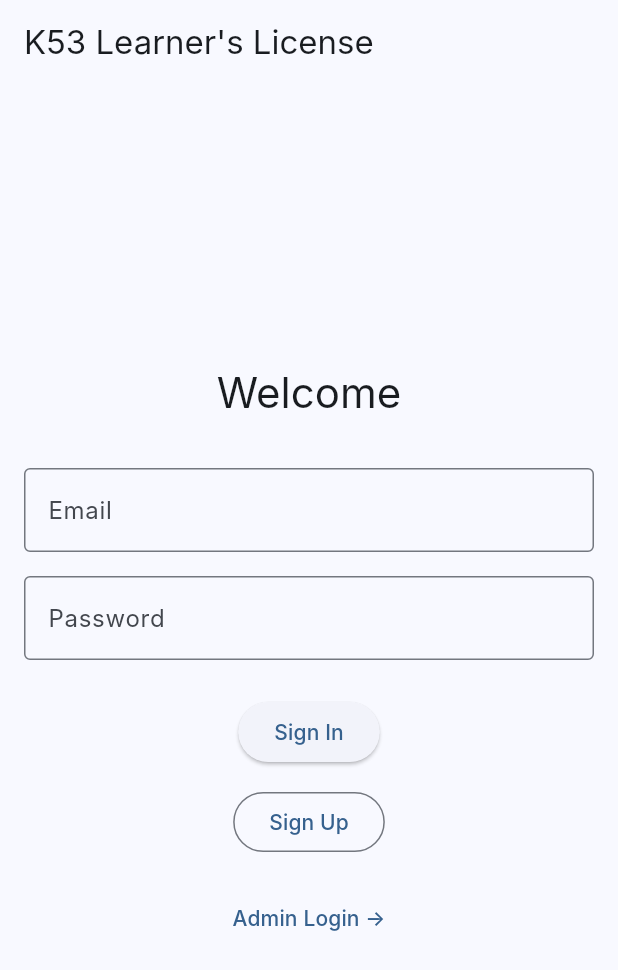
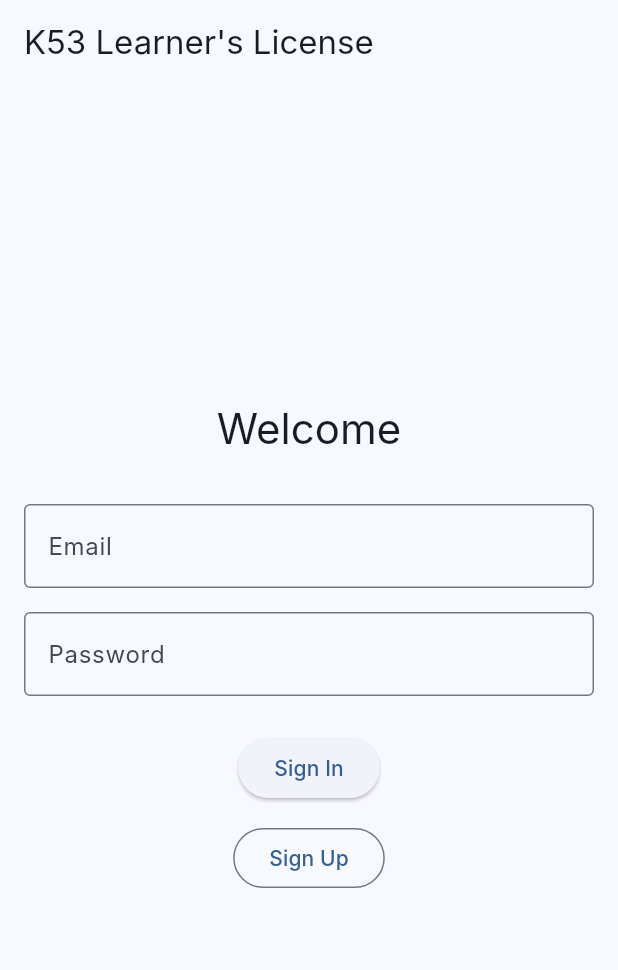
Before and after one commit to sphllzulu/k53app, a Flutter app: the screen it shows after launch, on a phone screen of 412 x 824 dp. Shown: the top 970 px of the screen. Run offline on Flutter 3.47's test engine with Material 3 defaults, Android fonts, the phone set to English and light mode, and no system bars; our stand-ins replace flutter_dotenv, flutter_riverpod, go_router, share_plus, supabase_flutter; accounts and stored records are empty; Roboto replaces fonts that are missing (Inter).

Commit message:
fixed the overflow issues we had on the auth screens and dashboard

```diff
--- a/lib/src/features/admin_auth/presentation/screens/admin_login_screen.dart
+++ b/lib/src/features/admin_auth/presentation/screens/admin_login_screen.dart
@@ -215,10 +215,10 @@ class _AdminLoginScreenState extends ConsumerState<AdminLoginScreen> {
                 child: const Text('← Back to User Login'),
               ),
               const SizedBox(height: 16),
-              OutlinedButton(
-                onPressed: () => context.go('/admin/test'),
-                child: const Text('Debug: Test Admin Access'),
-              ),
+              // OutlinedButton(
+              //   onPressed: () => context.go('/admin/test'),
+              //   child: const Text('Debug: Test Admin Access'),
+              // ),
             ],
           ),
         ),
--- a/lib/src/features/admin_auth/presentation/screens/admin_test_screen.dart
+++ b/lib/src/features/admin_auth/presentation/screens/admin_test_screen.dart
@@ -112,11 +112,11 @@ class _AdminTestScreenState extends ConsumerState<AdminTestScreen> {
               ),
             ),
             const SizedBox(height: 20),
-            if (_userRole != 'admin')
-              ElevatedButton(
-                onPressed: _setAsAdmin,
-                child: const Text('Set as Admin (Debug)'),
-              ),
+            // if (_userRole != 'admin')
+            //   ElevatedButton(
+            //     onPressed: _setAsAdmin,
+            //     child: const Text('Set as Admin (Debug)'),
+            //   ),
             const SizedBox(height: 20),
             ElevatedButton(
               onPressed: () => context.go('/admin/dashboard'),
--- a/lib/src/features/auth/presentation/screens/login_screen.dart
+++ b/lib/src/features/auth/presentation/screens/login_screen.dart
@@ -83,12 +83,18 @@ class _LoginScreenState extends ConsumerState<LoginScreen> {
       appBar: AppBar(
         title: const Text('K53 Learner\'s License'),
       ),
-      body: Padding(
+      body: SingleChildScrollView(
         padding: const EdgeInsets.all(16.0),
+        child: ConstrainedBox(
+          constraints: BoxConstraints(
+            minHeight: MediaQuery.of(context).size.height -
+                     (MediaQuery.of(context).padding.top + kToolbarHeight + 32),
+          ),
           child: Form(
             key: _formKey,
             child: Column(
               mainAxisAlignment: MainAxisAlignment.center,
+              mainAxisSize: MainAxisSize.min,
               children: [
                 Text(
                   'Welcome',
@@ -158,11 +164,12 @@ class _LoginScreenState extends ConsumerState<LoginScreen> {
                     ],
                   ),
                 const SizedBox(height: 16),
-              TextButton(
-                onPressed: () => context.go('/admin/login'),
-                child: const Text('Admin Login →'),
+                // TextButton(
+                //   onPressed: () => context.go('/admin/login'),
+                //   child: const Text('Admin Login →'),
+                // ),
+              ],
             ),
-            ],
           ),
         ),
       ),
--- a/lib/src/features/exam/presentation/screens/exam_screen.dart
+++ b/lib/src/features/exam/presentation/screens/exam_screen.dart
@@ -172,6 +172,10 @@ class _ExamScreenState extends ConsumerState<ExamScreen> {
     return Scaffold(
       appBar: AppBar(
         title: const Text('Mock Exam'),
+        leading: IconButton(
+          icon: const Icon(Icons.arrow_back),
+          onPressed: () => context.go('/dashboard'),
+        ),
         actions: [
           IconButton(
             icon: Icon(state.isPaused ? Icons.play_arrow : Icons.pause),
--- a/lib/src/features/settings/presentation/screens/settings_screen.dart
+++ b/lib/src/features/settings/presentation/screens/settings_screen.dart
@@ -23,7 +23,7 @@ class _SettingsScreenState extends ConsumerState<SettingsScreen> {
         title: const Text('Settings'),
         leading: IconButton(
           icon: const Icon(Icons.arrow_back),
-          onPressed: () => context.pop(),
+          onPressed: () => context.go('/dashboard'),
         ),
       ),
       body: ListView(
--- a/lib/src/features/study/presentation/screens/study_screen.dart
+++ b/lib/src/features/study/presentation/screens/study_screen.dart
@@ -1,5 +1,6 @@
 import 'package:flutter/material.dart';
 import 'package:flutter_riverpod/flutter_riverpod.dart';
+import 'package:go_router/go_router.dart';
 import '../../../../core/models/question.dart';
 import '../providers/study_provider.dart';
 import '../../../gamification/presentation/providers/gamification_provider.dart';
@@ -400,6 +401,10 @@ class _StudyScreenState extends ConsumerState<StudyScreen> {
     return Scaffold(
       appBar: AppBar(
         title: const Text('Study Mode'),
+        leading: IconButton(
+          icon: const Icon(Icons.arrow_back),
+          onPressed: () => context.go('/dashboard'),
+        ),
         actions: [
           IconButton(
             icon: const Icon(Icons.settings),
```
Also changed, not shown: lib/src/core/services/database_service.dart (+5 -8 lines), lib/src/features/dashboard/presentation/screens/dashboard_screen.dart (+19 -9 lines), lib/src/features/referral/presentation/widgets/referral_widget.dart (+13 -4 lines). Lines whose indentation alone changed are shown as unchanged.
